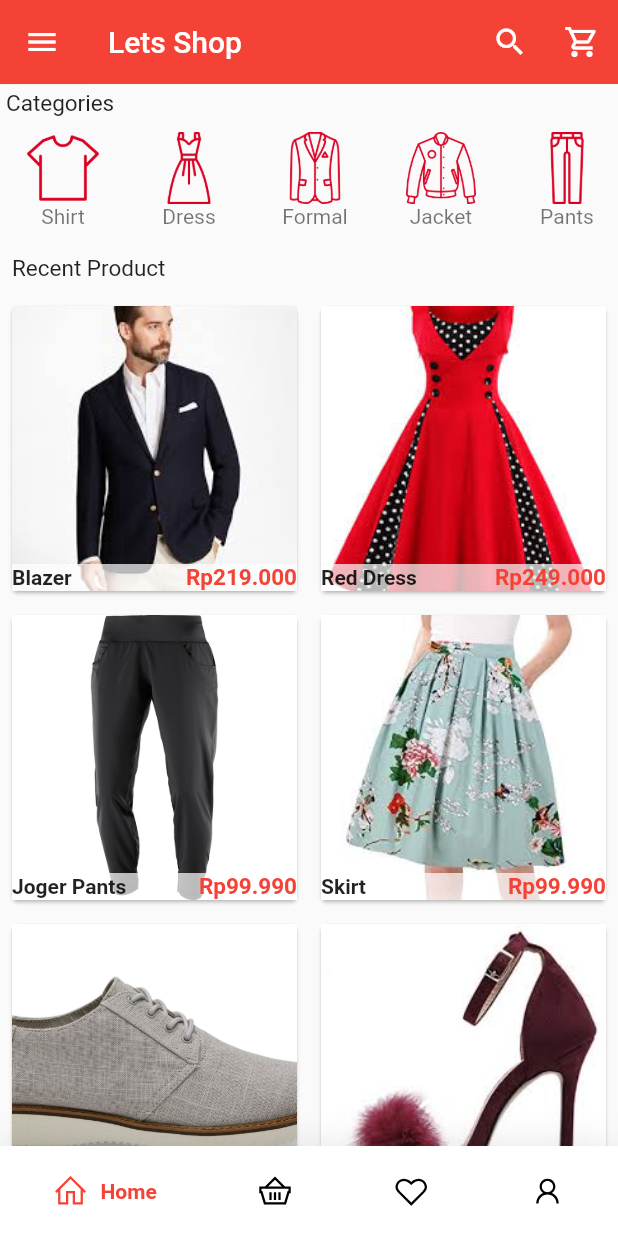
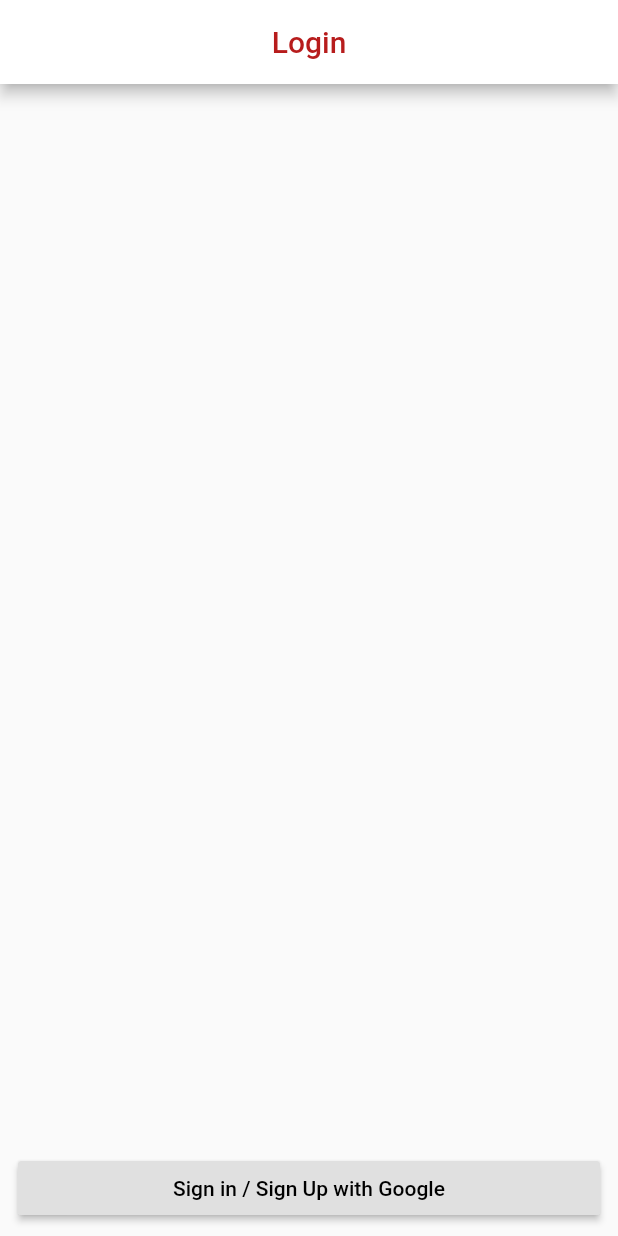
Before and after one commit to ambigo7/flutter_Ecommerce, a Flutter app: the screen it shows after launch, on a phone screen of 412 x 824 dp. Run offline on Flutter 3.47's test engine with Material 2 defaults, Android fonts, the phone set to English and light mode, and no system bars; drawn by our look-alikes of google_nav_bar; our stand-ins replace carousel_pro, cloud_firestore, firebase_auth, firebase_core, fluttertoast, google_sign_in and 2 more; accounts and stored records are empty.

Commit message:
v1.0.6(Sign In/Sing Up with Google bug fixed)

```diff
--- a/lib/main.dart
+++ b/lib/main.dart
@@ -7,207 +7,16 @@ import 'package:line_icons/line_icons.dart';
 import 'package:google_nav_bar/google_nav_bar.dart';
 
 // MY OWN PACKAGE
-import 'package:lets_shop/components/home.dart';
-import 'package:lets_shop/pages/shopping_cart.dart';
-//DEBUGGING
-import 'package:lets_shop/pages/test.dart';
-import 'package:lets_shop/pages/test2.dart';
-import 'package:lets_shop/pages/test3.dart';
+import 'package:lets_shop/pages/login.dart';
+import 'package:firebase_core/firebase_core.dart';
 
-void main(){
+void main() async{
+  WidgetsFlutterBinding.ensureInitialized();
+  await Firebase.initializeApp();
   runApp(
     MaterialApp(
       debugShowCheckedModeBanner: false,
-      home : HomePage(),
+      home : Login(),
     )
   );
 }
-
-class HomePage extends StatefulWidget {
-  @override
-  _HomePageState createState() => _HomePageState();
-}
-
-class _HomePageState extends State<HomePage> {
-
-// FOR VALUES SELESTED ITEM
-  int _selectedIndex = 0;
-
-// LIST PAGES BOTTOM NAV
-  final List<Widget> pages = [
-    homeBody(),
-
-//  DEBUGGING JUST TEST ITSN'T WORK
-    test_Pages(),
-    test_Pages2(),
-    test_Pages3()
-  ];
-
-  @override
-  Widget build(BuildContext context) {
-    return Scaffold(
-      appBar: new AppBar(
-        elevation: 0.1,
-        backgroundColor: Colors.red,
-        title: Text('Lets Shop'),
-        actions: <Widget> [
-          new IconButton(
-              icon: Icon(
-                Icons.search_outlined,
-                color: Colors.white,
-              ),
-              onPressed: (){}),
-          new IconButton(
-              icon: Icon(
-                Icons.shopping_cart_outlined,
-                color: Colors.white,
-              ),
-
-//             ===PASSING PAGE NO VALUES WITH NAVIGATOR.PUSH====
-              onPressed: (){
-                Navigator.push(context, MaterialPageRoute(builder: (context) => new shoppingCart()));
-              })
-        ],
-      ),
-
-//    ====BOTTOM NAV=====
-      bottomNavigationBar: Container(
-        decoration: BoxDecoration(color: Colors.white, boxShadow: [
-          BoxShadow(blurRadius: 20, color: Colors.black.withOpacity(.1))
-        ]),
-        child: SafeArea(
-          child: Padding(
-            padding: const EdgeInsets.symmetric(horizontal: 15.0, vertical: 8),
-
-//          ====IMPLEMENTATION OF GNAV BOTTOM PUB.DEV====
-            child: GNav(
-                rippleColor: Colors.grey[300],
-                hoverColor: Colors.grey[100],
-                gap: 8,
-                activeColor: Colors.red,
-                iconSize: 24,
-                padding: EdgeInsets.symmetric(horizontal: 20, vertical: 10),
-                duration: Duration(milliseconds: 400),
-                tabBackgroundColor: Colors.white,
-                tabs: [
-                  GButton(
-                    icon: LineIcons.home,
-                    text: 'Home',
-                  ),
-                  GButton(
-                    icon: LineIcons.shoppingBasket,
-                    text: 'History',
-                  ),
-                  GButton(
-                    icon: LineIcons.heart,
-                    text: 'Favorites',
-                  ),
-                  GButton(
-                    icon: LineIcons.user,
-                    text: 'Account',
-                  ),
-                ],
-                selectedIndex: _selectedIndex,
-                onTabChange: (index) {
-                  setState(() {
-                    _selectedIndex = index;
-                  });
-                }),
-          ),
-        ),
-      ),
-
-      drawer: new Drawer(
-        child : new ListView(
-          children: <Widget>[
-
-//        =====HEADER PART OF DRAWER A.K.A DASHBOARD======
-
-            new UserAccountsDrawerHeader(
-                accountName: Text('Dendi Rizka Poetra'),
-                accountEmail: Text('dendirizkapoetra@gmail.com'),
-              currentAccountPicture: GestureDetector(
-                child: new CircleAvatar(
-                  backgroundColor: Colors.grey,
-                  child: Icon(Icons.person, color: Colors.white,),
-                  ),
-                ),
-              decoration: new BoxDecoration(
-                color: Colors.red
-              ),
-            ),
-
-//        ====BODY PART OF DRAWER A.K.A DASHBOARD=====
-
-          InkWell(
-            onTap: (){},
-            child: ListTile(
-              title: Text('Home Page'),
-              leading: Icon(Icons.home_outlined, color: Colors.red),
-            ),
-          ),
-
-            InkWell(
-              onTap: (){},
-              child: ListTile(
-                title: Text('Orders History'),
-                leading: Icon(Icons.shopping_basket_outlined, color: Colors.red),
-              ),
-            ),
-
-            InkWell(
-              onTap: (){},
-              child: ListTile(
-                title: Text('Shopping cart'),
-                leading: Icon(Icons.shopping_cart_outlined, color: Colors.red),
-              ),
-            ),
-
-            InkWell(
-              onTap: (){},
-              child: ListTile(
-                title: Text('Favourites'),
-                leading: Icon(Icons.favorite_outline, color: Colors.red),
-              ),
-            ),
-
-            Divider(),
-            InkWell(
-              onTap: (){},
-              child: ListTile(
-                title: Text('My Account'),
-                leading: Icon(Icons.person),
-              ),
-            ),
-
-            InkWell(
-              onTap: (){},
-              child: ListTile(
-                title: Text('Setting'),
-                leading: Icon(Icons.settings),
-              ),
-            ),
-
-            Divider(),
-            InkWell(
-              onTap: (){},
-              child: ListTile(
-                title: Text('Help and feedback'),
-                //leading: Icon(Icons.help),
-              ),
-            ),
-
-            InkWell(
-              onTap: (){},
-              child: ListTile(
-                title: Text('About Lets Shop'),
-                //leading: Icon(Icons.help),
-              ),
-            ),
-          ],
-        ),
-      ),
-      body: pages[_selectedIndex],
-    );
-  }
-}
--- a/lib/pages/login.dart
+++ b/lib/pages/login.dart
@@ -0,0 +1,172 @@
+/*import 'dart:html';*/
+
+import 'package:flutter/cupertino.dart';
+import 'package:flutter/material.dart';
+
+import 'package:shared_preferences/shared_preferences.dart';
+import 'package:fluttertoast/fluttertoast.dart';
+import 'package:firebase_auth/firebase_auth.dart';
+import 'package:google_sign_in/google_sign_in.dart';
+import 'package:cloud_firestore/cloud_firestore.dart';
+
+// MY OWN PACKAGE *use this if the class is the same directory
+import 'home.dart';
+
+class Login extends StatefulWidget {
+  @override
+  _LoginState createState() => _LoginState();
+}
+
+class _LoginState extends State<Login> {
+
+  // ==NEW VARIABLES OBJECT FOR GOOGLE SIGN IN===
+  final GoogleSignIn googleSignIn = new GoogleSignIn();
+
+// ==NEW VARIABLES OBJECT FOR FIREBASE AUTHENTICATION===
+  final FirebaseAuth firebaseAuth = FirebaseAuth.instance;
+
+/* ===CALL OBJECT SHARED PREFERENCES
+  for get the simple data like the login data a.k.a LIKE SESSION ON WEBSITE
+  https://www.byriza.com/flutter-41-menyimpan-data-dengan-shared-preferences-pada-flutter#:~:text=Hello%20world%2C,pengaturan%20pada%20tiap%2Dtiap%20pengguna.===*/
+  SharedPreferences preferences;
+
+  bool loading = false;
+  bool isLogedin = false;
+
+  @override
+  void initState() {
+    super.initState();
+    isSignedIn();
+  }
+//FOR http://www.udacoding.com/mengenal-stream-async-yield-dan-yield-pada-flutter/
+  void isSignedIn() async{
+//  ==LOADING PROCCESS START===
+    setState(() {
+      loading = true;
+    });
+
+//  ==AWAIT FOR WATING A VALUE UNTIL GET THE VALUE====
+    preferences = await SharedPreferences.getInstance();
+
+/*  ==FOR RETURN A VARIABEL BOOL(isLogedin)
+    IS GOING TO CHECK WHAT THE USER IS LOGIN OR NOT===*/
+    isLogedin = await googleSignIn.isSignedIn();
+
+//  IF USER LOGED IN == TRUE
+    if(isLogedin){
+//    ==MOVE TO A NEW SCREEN WITHOUT BACK BUTTON IN FLUTTER a.k.a for login==
+      Navigator.pushReplacement(context,
+          MaterialPageRoute(builder: (BuildContext context) => new HomePage()));
+    }
+
+//  ==LOADING PROCCESS END===
+    setState(() {
+      loading = false;
+    });
+  }
+//FOR http://www.udacoding.com/mengenal-stream-async-yield-dan-yield-pada-flutter/
+  Future handleSignIn() async{
+
+//  ==AWAIT FOR WATING A VALUE UNTIL GET THE VALUE====
+    preferences = await SharedPreferences.getInstance();
+
+//  ==LOADING PROCCESS START===
+    setState(() {
+      loading = true;
+    });
+
+//  ===GOOGLE USER SIGNIN===
+    GoogleSignInAccount googleUser = await googleSignIn.signIn();
+//  ===GOOGLE SIGN IN AUTHENTICATION===
+    GoogleSignInAuthentication googleSignInAuthentication = await googleUser.authentication;
+/*  ===GOOGLE AUTHENTICANTION GET CREDENTIAL ID TOKEN & ACCESS TOKEN
+    *Updated on firebase_auth latest version*
+    https://stackoverflow.com/questions/63482162/undefined-class-firebaseuser*/
+    GoogleAuthCredential credential = GoogleAuthProvider.credential(
+        idToken: googleSignInAuthentication.idToken,
+      accessToken: googleSignInAuthentication.accessToken
+    );
+//  ===AFTER GOOGLE USER AUTH GET USER===
+    final UserCredential authresult = await firebaseAuth.signInWithCredential(
+        credential);
+    final User user = authresult.user;
+
+//  ===IF USER EXIST===
+    if(user != null){
+//    ==RESULT WITH QUERYSNAPSHOT = GET COLLECTION NAME 'USER' DOCUMENT 'ID' == GOOGLE USER ID===
+      final QuerySnapshot result = await FirebaseFirestore.instance
+          .collection('users')
+          .where('id', isEqualTo: user.uid).get();
+//    ===TAKING THE result IN LIST 'documents'==
+      final List<DocumentSnapshot> documents = result.docs;
+
+//    ===IF THE USER DOESN'T EXIST ON YOUR 'documents' COLLECTION===
+      if(documents.length == 0){
+//     ===INSERT THE USER ON YOUR COLECTION(DB) A.K.A SIGNUP===
+        FirebaseFirestore.instance
+            .collection("users")
+            .doc(user.uid).set({
+          "id": user.uid,
+          "username": user.displayName,
+          "profilePicture": user.photoURL
+        });
+//      ==PUT DATA USER ID,DISPLAYNAME,PHOTOURL ON PREFERENCE==
+        await preferences.setString("id", user.uid);
+        await preferences.setString("username", user.displayName);
+        await preferences.setString("photoUrl", user.photoURL);
+//      ELSE IF THE USER DOES EXIST ON YOUR 'documents' COLLECTION
+      }else{
+//      ==PUT DATA USER ID,DISPLAYNAME,PHOTOURL ON PREFERENCE==
+        await preferences.setString("id", documents[0]["id"]);
+        await preferences.setString("username", documents[0]["username"]);
+        await preferences.setString("photoUrl", documents[0]["photoURL"]);
+      }
+//    IF SUCCESSFULLY DONE
+      Fluttertoast.showToast(msg: "Login Successfull");
+      setState(() {
+        loading = false;
+      });
+      Navigator.pushReplacement(context,
+          MaterialPageRoute(builder: (BuildContext context) => new HomePage()));
+    }else{
+
+    }
+  }
+  @override
+  Widget build(BuildContext context) {
+    return Scaffold(
+      appBar: new AppBar(
+        backgroundColor: Colors.white,
+        centerTitle: true,
+        title: new Text('Login', style: TextStyle(color: Colors.red.shade900)
+        ),
+      ),
+
+      body: new Stack(
+        children: <Widget>[
+          Visibility(
+            visible: loading ?? true,
+            child: new Center(
+              child: new Container(
+                alignment: Alignment.center,
+                color: Colors.white.withOpacity(0.9),
+                child: new CircularProgressIndicator(
+                  valueColor: AlwaysStoppedAnimation<Color>(Colors.red),
+                ),
+              ),
+            ),
+          )
+        ],
+      ),
+      bottomNavigationBar: new Container(
+        child: new Padding(
+            padding: const EdgeInsets.fromLTRB(12.0, 8.0, 12.0, 8.0),
+          child: RaisedButton(onPressed: () {handleSignIn();},
+              child: new Text('Sign in / Sign Up with Google',
+                  style: TextStyle(color: Colors.black))
+          ),
+        ),
+      ),
+    );
+  }
+}
--- a/lib/pages/product_details.dart
+++ b/lib/pages/product_details.dart
@@ -1,7 +1,7 @@
 import 'package:flutter/material.dart';
 
 //MY OWN PACKAGES
-import 'package:lets_shop/main.dart';
+import 'package:lets_shop/pages/home.dart';
 
 //PACKAGE MONEY FORMATTER
 import 'package:intl/intl.dart';
--- a/pubspec.yaml
+++ b/pubspec.yaml
@@ -28,6 +28,7 @@ dependencies:
   carousel_pro: ^1.0.0
   google_nav_bar: ^5.0.3
   line_icons: ^2.0.1
+  firebase_core: ^1.0.3
   firebase_auth: ^1.0.2
   cloud_firestore: ^1.0.4
   google_sign_in: ^5.0.1
```
Also changed, not shown: lib/pages/home.dart (added, +205 -0 lines), pubspec.lock, 3 other files.
